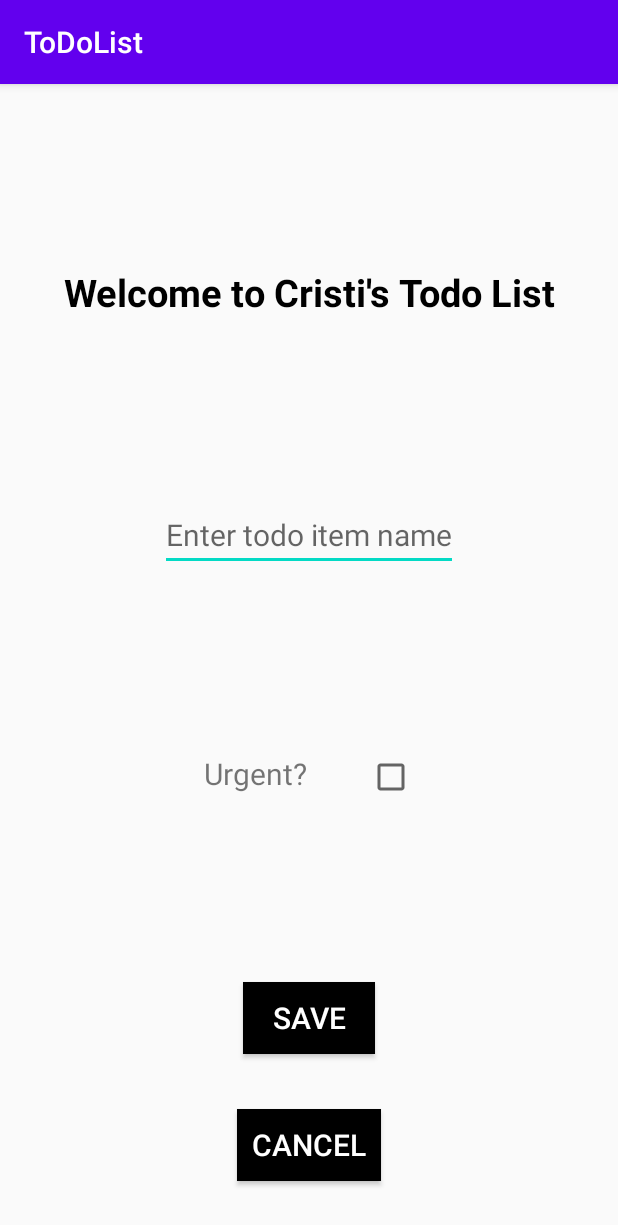
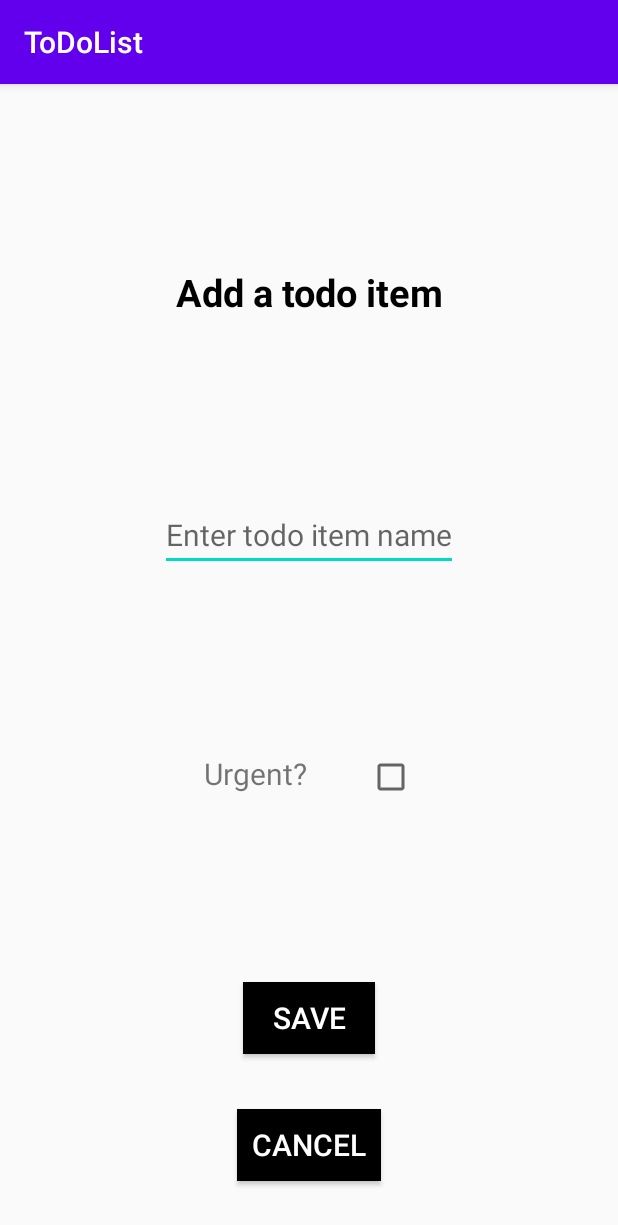
Before and after one commit to martincristi/todo-list, an Android app: the AddItemActivity screen opened directly, with no data from a screen before it, on a phone screen of 412 x 824 dp. Shown: the top 1225 px of the screen. Run offline under Robolectric (Android 15) with nearby library versions, the phone set to English and light mode, and no system bars.

```diff
--- a/app/src/main/java/com/example/todolist/AddItemActivity.kt
+++ b/app/src/main/java/com/example/todolist/AddItemActivity.kt
@@ -5,12 +5,14 @@ import android.os.Bundle
 import android.view.View
 import android.widget.CheckBox
 import android.widget.EditText
+import android.widget.TextView
 import androidx.appcompat.app.AppCompatActivity
 
 class AddItemActivity : AppCompatActivity() {
 
     private lateinit var itemNameEditTextView: EditText
     private lateinit var isUrgentCheckBox: CheckBox
+    private lateinit var titleTextView: TextView
 
     override fun onCreate(savedInstanceState: Bundle?) {
         super.onCreate(savedInstanceState)
@@ -18,6 +20,20 @@ class AddItemActivity : AppCompatActivity() {
 
         itemNameEditTextView = findViewById(R.id.item_name_edit_text)
         isUrgentCheckBox = findViewById(R.id.is_urgent_checkbox)
+        titleTextView = findViewById(R.id.add_item_title_text_view)
+
+        val itemName = intent.getStringExtra("ITEM_NAME")
+        val itemUrgency = intent.getBooleanExtra("ITEM_URGENCY", false)
+
+        if(itemName != null){
+            itemNameEditTextView.setText(itemName)
+            titleTextView.setText(R.string.edit_item_message)
+
+        }
+        if(itemUrgency == true){
+            isUrgentCheckBox.isChecked = true
+        }
+
     }
     public fun saveItemAction (view: View){
     }
--- a/app/src/main/java/com/example/todolist/MainActivity.kt
+++ b/app/src/main/java/com/example/todolist/MainActivity.kt
@@ -26,7 +26,7 @@ class MainActivity : AppCompatActivity() {
         todoItemRecyclerView = findViewById(R.id.todo_item_recycle_view)
 
         recyclerLayoutManager = LinearLayoutManager(this)
-        recyclerAdapter = ToDoItemsAdapter(todoItemsList)
+        recyclerAdapter = ToDoItemsAdapter(todoItemsList, this)
 
         todoItemRecyclerView.apply {
             setHasFixedSize(true)
--- a/app/src/main/res/layout/activity_add_item.xml
+++ b/app/src/main/res/layout/activity_add_item.xml
@@ -11,7 +11,7 @@
         android:id="@+id/add_item_title_text_view"
         android:layout_width="wrap_content"
         android:layout_height="wrap_content"
-        android:text="@string/welcome_message"
+        android:text="@string/add_item_message"
         app:layout_constraintBottom_toTopOf="@+id/item_name_edit_text"
         app:layout_constraintLeft_toLeftOf="parent"
         app:layout_constraintRight_toRightOf="parent"
--- a/app/src/main/res/layout/to_do_item_layout.xml
+++ b/app/src/main/res/layout/to_do_item_layout.xml
@@ -3,7 +3,10 @@
     xmlns:android="http://schemas.android.com/apk/res/android"
     android:layout_width="match_parent"
     android:layout_height="70dp"
-    xmlns:app="http://schemas.android.com/apk/res-auto">
+    xmlns:app="http://schemas.android.com/apk/res-auto"
+    android:clickable="true"
+    android:longClickable="true">
+
     <TextView
         android:id="@+id/item_name_text_view"
         android:layout_width="0dp"
--- a/app/src/main/res/values/strings.xml
+++ b/app/src/main/res/values/strings.xml
@@ -8,4 +8,6 @@
     <string name="cancel_text">Cancel</string>
     <string name="item_name_text">Item name</string>
     <string name="item_urgency_text">Item urgency</string>
+    <string name="add_item_message">Add a todo item</string>
+    <string name="edit_item_message">Edit a todo item</string>
 </resources>
```
Also changed, not shown: app/src/main/java/com/example/todolist/DatabaseInfo.kt (added, +24 -0 lines), app/src/main/java/com/example/todolist/DatabaseOperations.kt (added, +25 -0 lines), app/src/main/java/com/example/todolist/ToDoItemsAdapter.kt (+24 -1 lines).
